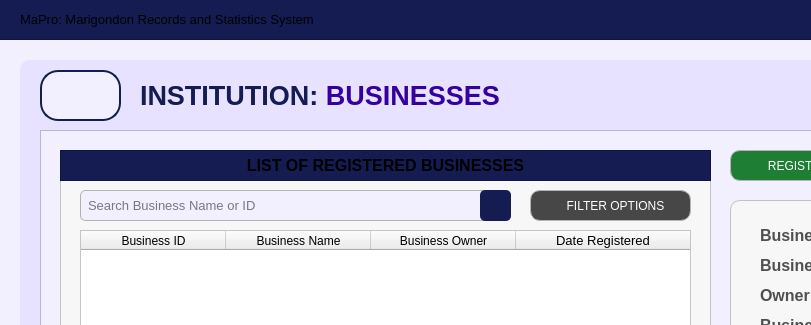
The window that Views/MainPages/InstitutionPages/business.ui (Yohhannn/Barangay-Records-Statistics-System) describes before a commit, drawn with Qt 5; both pictures show x 0 to 811 and y 0 to 325 of the 1350 by 850 pixel window.
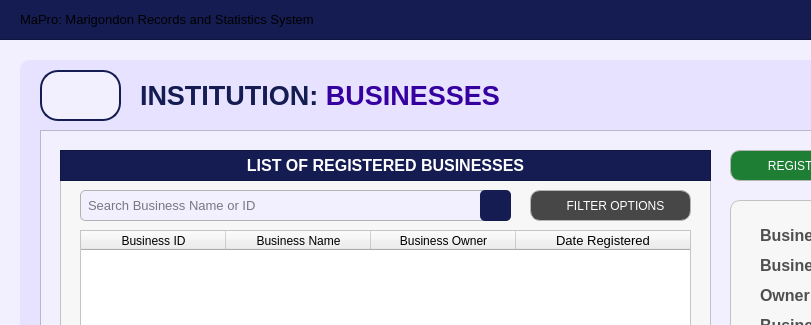
The same window after the commit. Icons and pictures are not drawn.

```diff
--- a/Views/MainPages/InstitutionPages/business.ui
+++ b/Views/MainPages/InstitutionPages/business.ui
@@ -269,7 +269,7 @@
         </font>
        </property>
        <property name="styleSheet">
-        <string notr="true">#label_title{
+        <string notr="true">#label_title_3{
 	background-color:transparent;
 	color: rgb(255, 255, 255);
 }</string>
```
Left out of the diff: 4 changed lines with no effect on the pictures.
